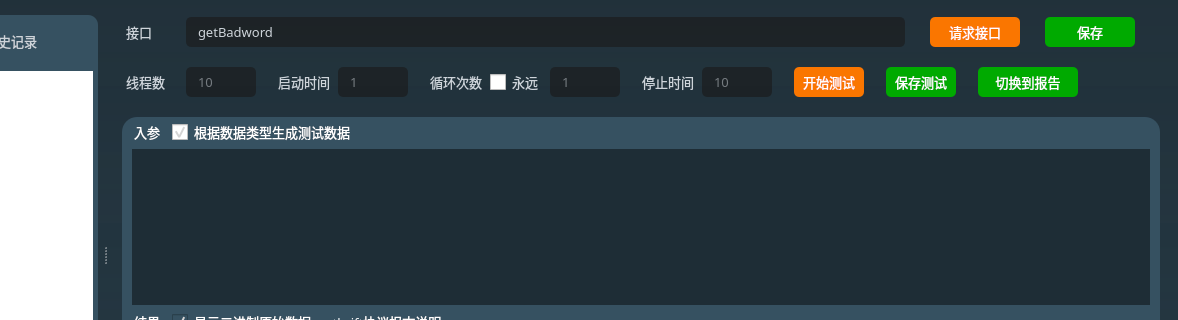
HuaGouFdog/Fdog-Kit, file module_thrift/thriftwidget.ui: the form before one commit; both pictures show x 194 to 1372 and y 94 to 414 of the 1372 by 701 pixel window.
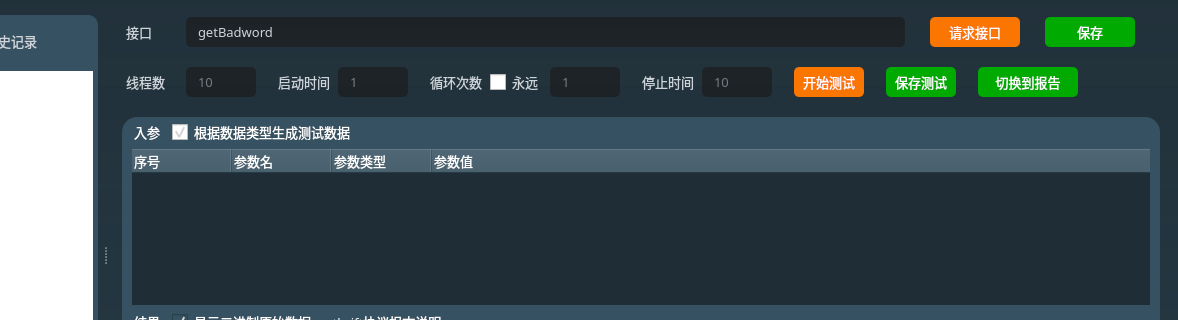
The form after the commit. Icons and pictures are not drawn.

```diff
--- a/module_thrift/thriftwidget.ui
+++ b/module_thrift/thriftwidget.ui
@@ -3157,7 +3157,7 @@
                       <bool>false</bool>
                      </property>
                      <attribute name="headerVisible">
-                      <bool>false</bool>
+                      <bool>true</bool>
                      </attribute>
                      <attribute name="headerDefaultSectionSize">
                       <number>100</number>
```
